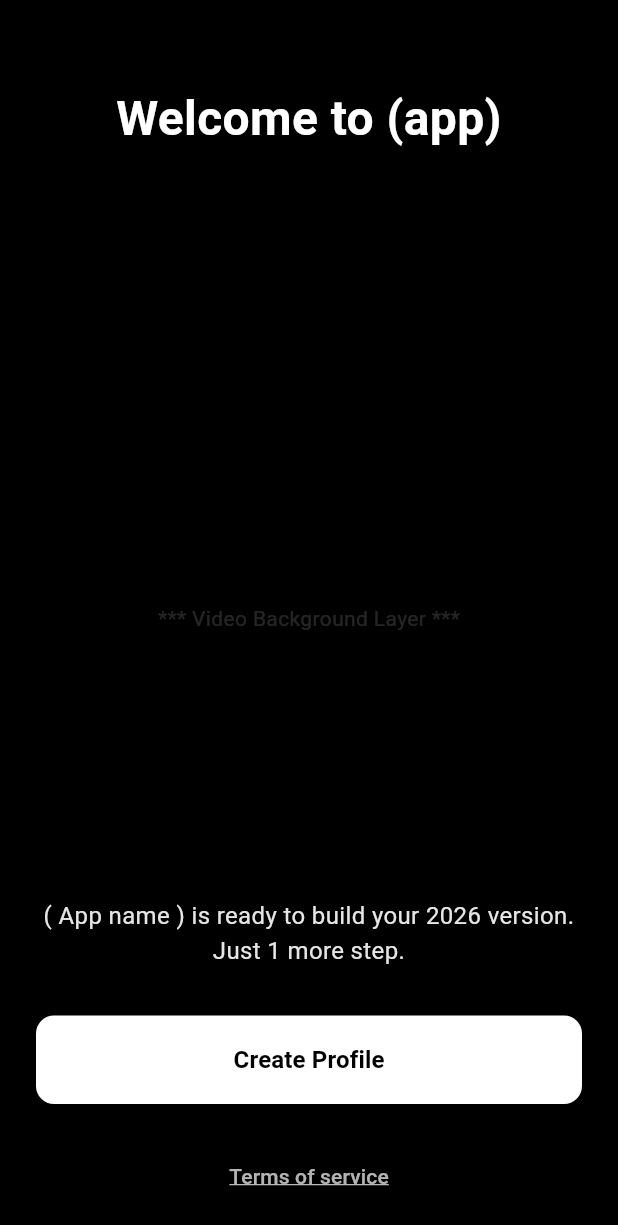
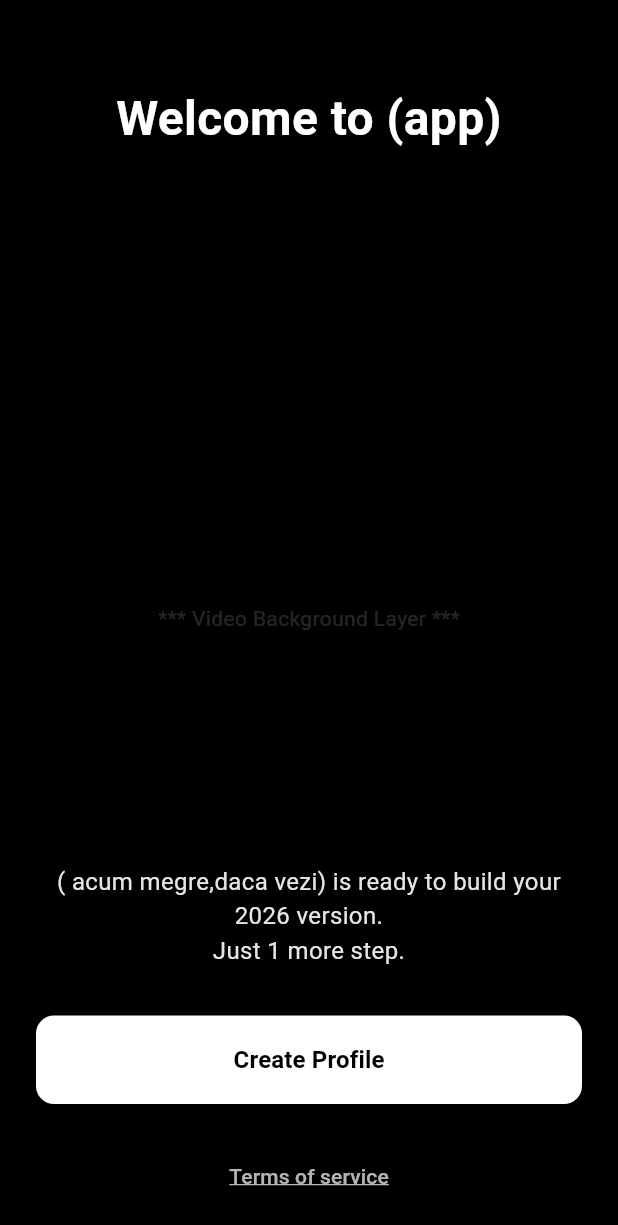
Before and after one commit to muhehehe12/aplicatiafinala, a Flutter app: the screen it shows after launch, on a phone screen of 412 x 824 dp. Shown: the top 1225 px of the screen. Run offline on Flutter 3.47's test engine with Material 3 defaults, Android fonts, the phone set to English and light mode, and no system bars; our stand-ins replace image_picker.

```diff
--- a/lib/features/onboarding/intro_screen.dart
+++ b/lib/features/onboarding/intro_screen.dart
@@ -41,7 +41,7 @@ class IntroScreen extends StatelessWidget {
                   Column(
                     children: [
                       Text(
-                        "( App name ) is ready to build your 2026 version.\nJust 1 more step.",
+                        "( acum megre,daca vezi) is ready to build your 2026 version.\nJust 1 more step.",
                         textAlign: TextAlign.center,
                         style: TextStyle(color: Colors.white.withOpacity(0.9), fontSize: 16),
                       ),
```
Also changed, not shown: pubspec.lock.
